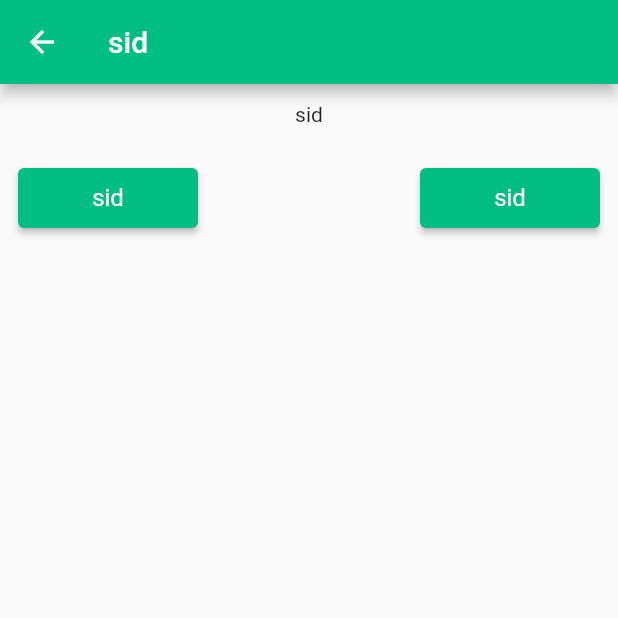
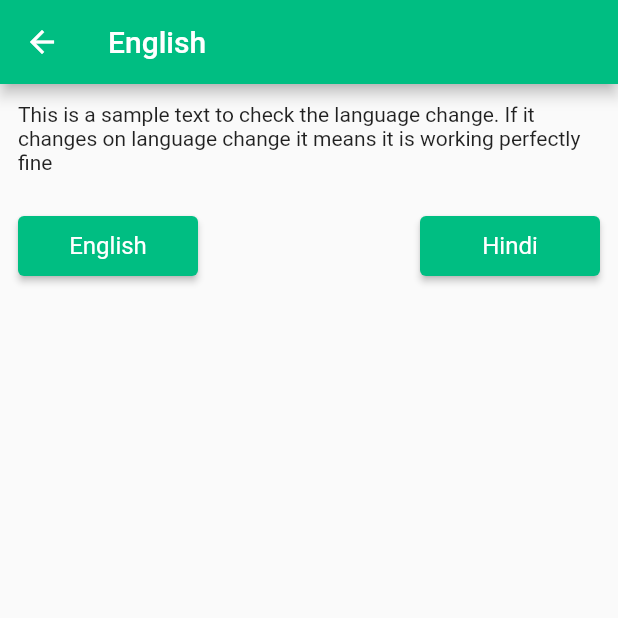
Before and after one commit to kumarsiddy/d3kisankonnect, a Flutter app: the LanguagePage screen opened directly, on a phone screen of 412 x 824 dp, the top half of it. Run offline on Flutter 3.47's test engine with Material 2 defaults, Android fonts, the phone set to English and light mode, and no system bars; our stand-ins replace bloc, dartz, dio, flushbar, flutter_bloc, flutter_form_builder and 6 more; accounts and stored records are empty; generated files the repository leaves out were written again.

Commit message:
language injection done

```diff
--- a/lib/lang/app_localization_handler.dart
+++ b/lib/lang/app_localization_handler.dart
@@ -20,10 +20,8 @@ class _AppLocalizationHandler {
 String getString(BuildContext context, String key) {
   assert(key != null);
 
-  // AppLocalizations appLocalizations =
-  //     getIt.get(instanceName: 'getAppLocalizations', param1: context);
-  // return appLocalizations.translate(key);
-  return 'sid';
+  AppLocalizations appLocalizations = AppLocalizations.of(context);
+  return appLocalizations.translate(key);
 }
 
 // This is to maintain single object throughout the app lifecycle.
--- a/lib/lang/app_localizations.dart
+++ b/lib/lang/app_localizations.dart
@@ -14,9 +14,6 @@ class AppLocalizations {
     AppStrings.english: Locale('en', 'US'),
     AppStrings.hindi: Locale('hi', 'IN'),
   };
-
-  // static const LocalizationsDelegate<AppLocalizations> delegate =
-  //     AppLocalizationsDelegate();
 
   static Locale getLocaleOf(String key) {
     return supportedLanguageMap[key];
@@ -47,14 +44,12 @@ class AppLocalizations {
         return supportedLocale;
       }
     }
-    // If the locale of the device is not supported, use the first one
-    // from the list (English, in this case).
     return supportedLocales.first;
   }
 
-  // static AppLocalizations of(BuildContext context) {
-  //   return Localizations.of<AppLocalizations>(context, AppLocalizations);
-  // }
+  static AppLocalizations of(BuildContext context) {
+    return Localizations.of<AppLocalizations>(context, AppLocalizations);
+  }
 
   Map<String, String> _localizedStrings;
 
```
